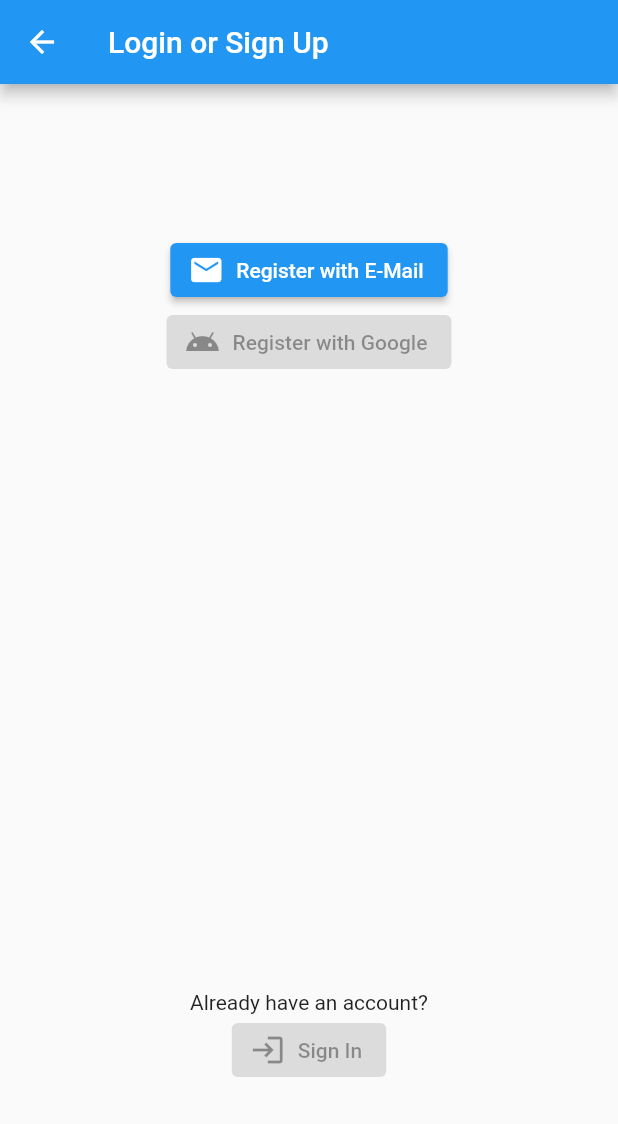
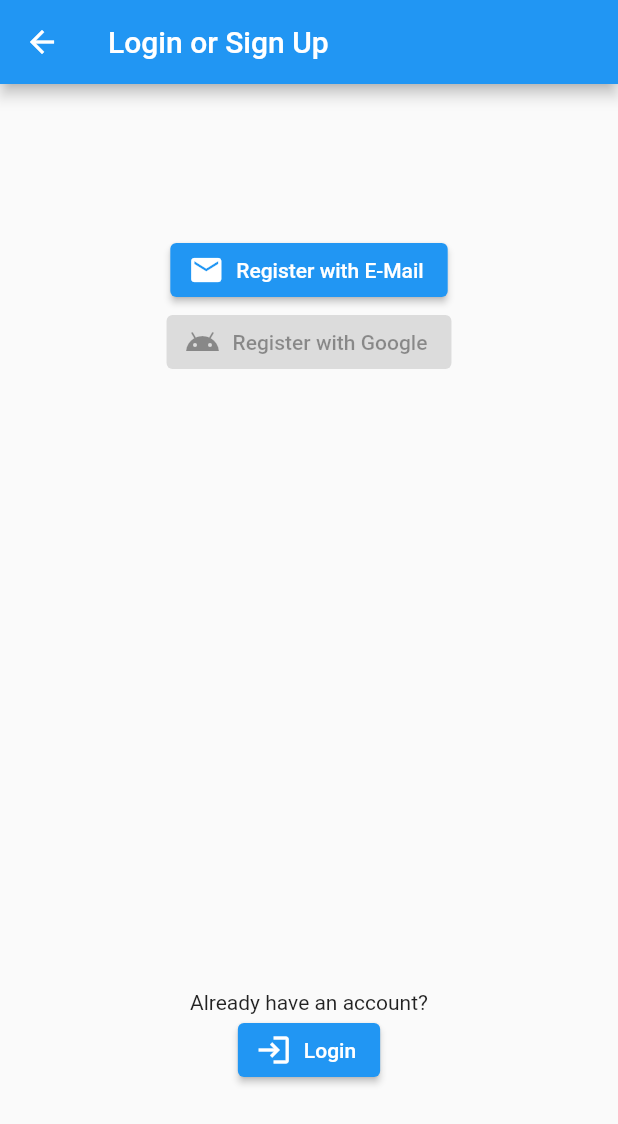
Before and after one commit to ajfriesen/fitlib, a Flutter app: the SignUp screen opened by its route, on a phone screen of 412 x 824 dp. Shown: the top 1124 px of the screen. Run offline on Flutter 3.47's test engine with Material 2 defaults, Android fonts, the light colour scheme and no system bars; our stand-ins replace cloud_firestore, firebase_auth, firebase_core, firebase_storage, image_picker, shared_preferences; accounts and stored records are empty.

Commit message:
Add Routes

```diff
--- a/lib/screens/home_screen.dart
+++ b/lib/screens/home_screen.dart
@@ -33,7 +33,7 @@ class _MyHomePageState extends State<HomeScreen> {
             IconButton(
               icon: Icon(Icons.account_circle),
               onPressed: () {
-                // Navigator.pushNamed(context, "/add_post");
+                Navigator.pushNamed(context, "/sign-up");
               },
             )
           ],
--- a/lib/screens/sign_up_screen.dart
+++ b/lib/screens/sign_up_screen.dart
@@ -26,10 +26,18 @@ class _SignUpState extends State<SignUp> {
                 icon: Icon(Icons.mail),
                 label: Text('Register with E-Mail')),
             ElevatedButton.icon(
-                onPressed: null, icon: Icon(Icons.android), label: Text('Register with Google')),
+              onPressed: null,
+              icon: Icon(Icons.android),
+              label: Text('Register with Google'),
+            ),
             Spacer(),
             Text('Already have an account?'),
-            ElevatedButton.icon(onPressed: null, icon: Icon(Icons.login), label: Text('Sign In')),
+            ElevatedButton.icon(
+                onPressed: () {
+                  Navigator.of(context).pushNamed(RouterGenerator.SignInRoute);
+                },
+                icon: Icon(Icons.login),
+                label: Text('Login')),
           ]),
         ),
       ),
--- a/lib/services/route_generator.dart
+++ b/lib/services/route_generator.dart
@@ -2,14 +2,18 @@ import 'package:flutter/material.dart';
 import 'package:flutter_app/models/exercise.dart';
 import 'package:flutter_app/screens/add_exercise_screen.dart';
 import 'package:flutter_app/screens/exercise_detail_screen.dart';
+import 'package:flutter_app/screens/home_screen.dart';
+import 'package:flutter_app/screens/login_screen.dart';
 import 'package:flutter_app/screens/sign_up_screen.dart';
 import 'package:flutter_app/screens/sign_up_mail.dart';
 
 class RouterGenerator {
+  static const String exerciseListView = '/';
   static const String exerciseAddRoute = '/Exercise/add';
   static const String exerciseDetailViewRoute = '/ExerciseDetailView';
   static const String signUpViewRoute = '/sign-up';
   static const String MailSignUpRoute = '/sign-up/mail';
+  static const String SignInRoute = '/sign-in';
 
   static Route<dynamic> generateRoute(RouteSettings settings) {
     // Getting arguments passed in while calling Navigator.pushNamed
@@ -32,6 +36,10 @@ class RouterGenerator {
         return MaterialPageRoute(builder: (_) => SignUp());
       case MailSignUpRoute:
         return MaterialPageRoute(builder: (_) => MailSignUp());
+      case SignInRoute:
+        return MaterialPageRoute(builder: (_) => Login());
+      case exerciseListView:
+        return MaterialPageRoute(builder: (_) => HomeScreen(UniqueKey()));
       default:
         return _errorRoute();
     }
```
